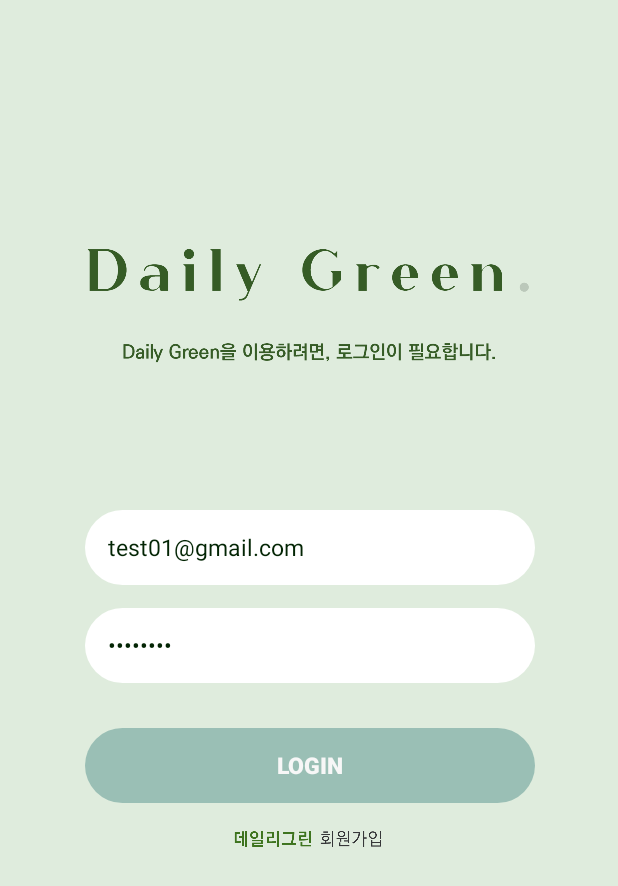
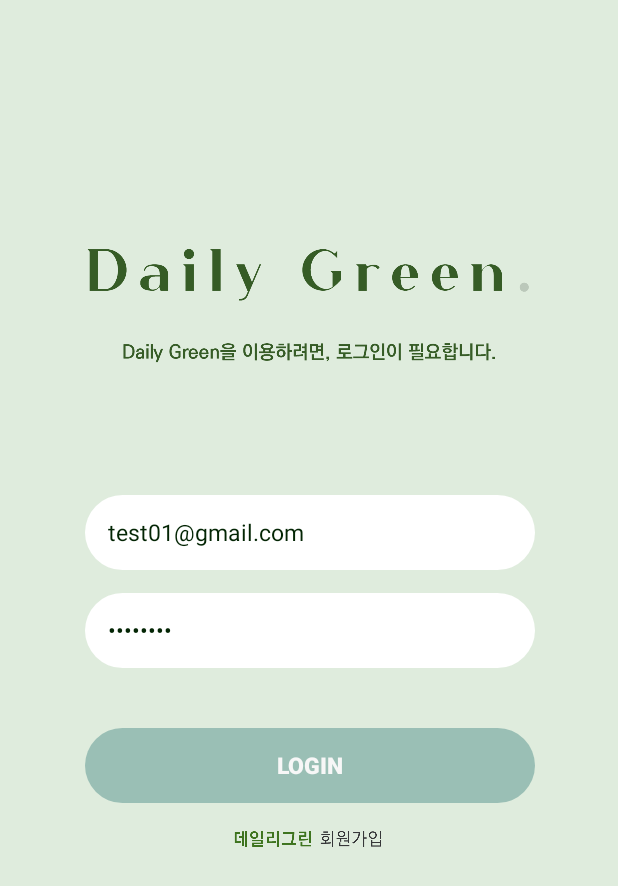
Before and after one commit to naerim/dailygreen_app, an Android app: the screen it shows after launch (LoginActivity), on a phone screen of 412 x 824 dp. Shown: the top 886 px of the screen. Run offline under Robolectric (Android 15) with nearby library versions, the phone set to English and light mode, and no system bars; our stand-ins replace Firebase (no records; nobody signed in at launch, a user with empty details on screens opened directly).

Commit message:
[EDIT] 배경 색상 변경(홈, 로그인, 메인), 메인로고 사이즈변경, 색상추가, 식물추가 버튼, 네비게이션 바 아이콘 추가

```diff
--- a/app/src/main/java/com/example/dailygreen_app/menu/Data.kt
+++ b/app/src/main/java/com/example/dailygreen_app/menu/Data.kt
@@ -6,7 +6,7 @@ import java.util.*
 data class MyList(
     var name : String? = null,
     var species : String? = null,
-    var date: Date? = null
+    var date: String? = null
 )
 
 // 식물 데이터
--- a/app/src/main/res/layout/activity_login.xml
+++ b/app/src/main/res/layout/activity_login.xml
@@ -27,7 +27,7 @@
         android:layout_width="300dp"
         android:layout_height="50dp"
         android:layout_marginStart="10dp"
-        android:layout_marginTop="130dp"
+        android:layout_marginTop="120dp"
         android:layout_marginEnd="10dp"
         android:background="@drawable/edittextbackground"
         android:hint="이메일"
@@ -64,7 +64,7 @@
         android:layout_width="300dp"
         android:layout_height="50dp"
         android:layout_marginStart="10dp"
-        android:layout_marginTop="30dp"
+        android:layout_marginTop="40dp"
         android:layout_marginEnd="10dp"
         android:background="@drawable/roundbutton"
         android:backgroundTint="@color/btnbackground"
--- a/app/src/main/res/layout/activity_sign_up.xml
+++ b/app/src/main/res/layout/activity_sign_up.xml
@@ -12,7 +12,7 @@
         android:layout_width="300dp"
         android:layout_height="50dp"
         android:layout_marginStart="10dp"
-        android:layout_marginTop="130dp"
+        android:layout_marginTop="120dp"
         android:layout_marginEnd="10dp"
         android:background="@drawable/edittextbackground"
         android:ems="10"
@@ -49,7 +49,7 @@
         android:layout_width="300dp"
         android:layout_height="50dp"
         android:layout_marginStart="10dp"
-        android:layout_marginTop="30dp"
+        android:layout_marginTop="40dp"
         android:layout_marginEnd="10dp"
         android:background="@drawable/roundbutton"
         android:backgroundTint="@color/btnbackground"
--- a/app/src/main/res/values/colors.xml
+++ b/app/src/main/res/values/colors.xml
@@ -12,4 +12,6 @@
     <color name="logotextcolor">#365C26</color>
     <color name="btnbackground">#9abfb5</color>
     <color name="textcolor">#032504</color>
+    <color name="bottomcolor">#394e48</color>
+    <color name="mainbackground">#f7f7f7</color>
 </resources>
--- a/app/src/main/res/values/themes.xml
+++ b/app/src/main/res/values/themes.xml
@@ -3,7 +3,7 @@
     <style name="Theme.Dailygreen_app" parent="Theme.MaterialComponents.DayNight.NoActionBar">
         <!-- Primary brand color. -->
         <item name="colorPrimary">@color/purple_500</item>
-        <item name="colorPrimaryVariant">@color/logotextcolor</item>
+        <item name="colorPrimaryVariant">@color/bottomcolor</item>
         <item name="colorOnPrimary">@color/white</item>
         <!-- Secondary brand color. -->
         <item name="colorSecondary">@color/teal_200</item>
```
Also changed, not shown: app/src/main/res/layout/activity_main.xml (+17 -6 lines), app/src/main/res/layout/fragment_home.xml (+5 -5 lines), app/src/main/res/menu/bottom_menu_main.xml (+7 -2 lines), app/src/main/res/drawable/alarmicon.png (added), app/src/main/res/drawable/calendaricon.png (added), app/src/main/res/drawable/homeicon.png (added), app/src/main/res/drawable/homelogo.png (added), app/src/main/res/drawable/plusplant.png (added), app/src/main/res/drawable/recommendicon.png (added), app/src/main/res/drawable/settingicon.png (added).
